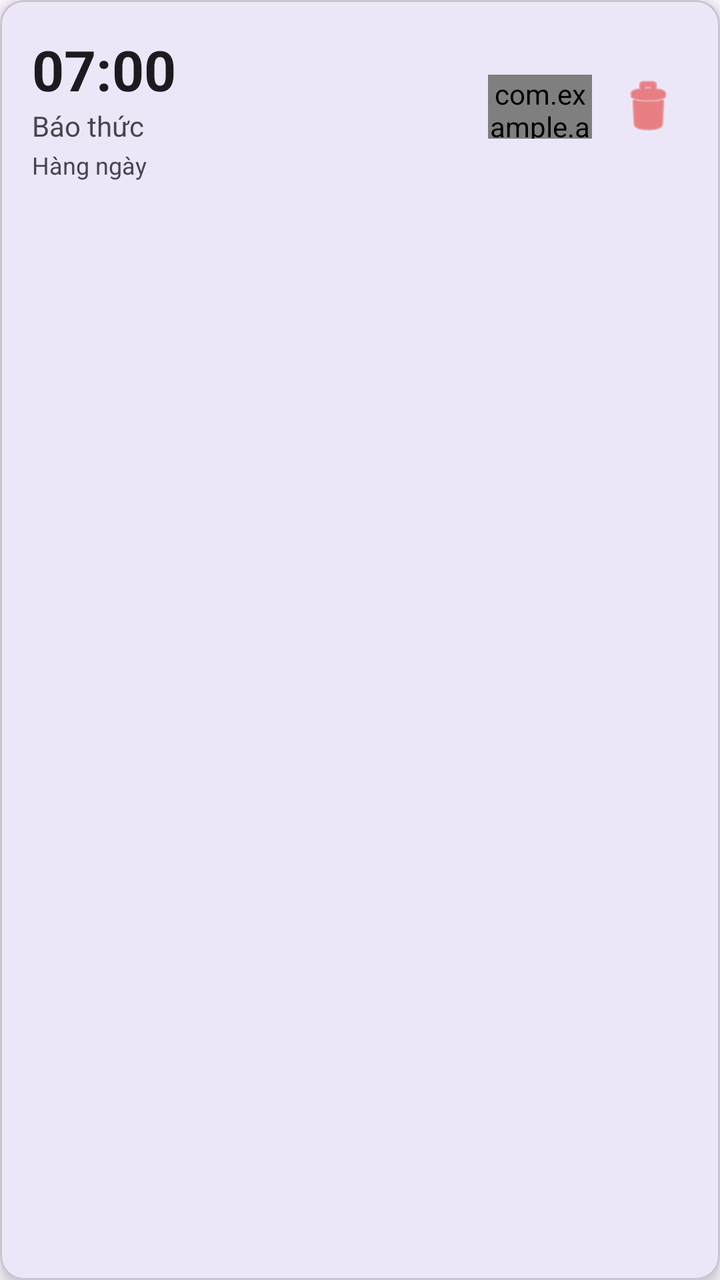
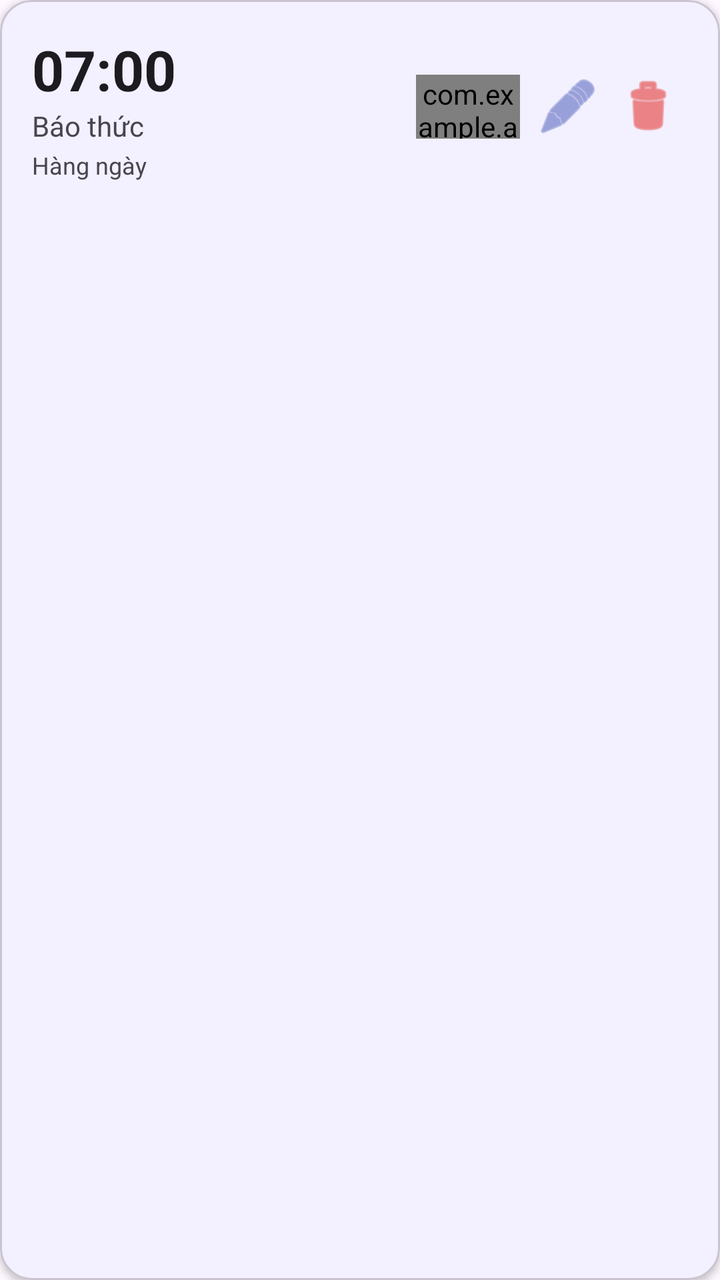

An Android layout rendered at two revisions. The XML below is the earlier revision; the diff shows what the commit changed to produce the second picture.
<!-- AndroidManifest.xml: application theme Theme.AlarmClock -->
<!-- res/layout/item_alarm.xml -->
<?xml version="1.0" encoding="utf-8"?>
<com.google.android.material.card.MaterialCardView
    xmlns:android="http://schemas.android.com/apk/res/android"
    xmlns:app="http://schemas.android.com/apk/res-auto"
    android:layout_width="match_parent"
    android:layout_height="wrap_content"
    android:layout_marginBottom="12dp"
    app:cardElevation="4dp"
    app:cardCornerRadius="12dp">

    <LinearLayout
        android:layout_width="match_parent"
        android:layout_height="wrap_content"
        android:orientation="horizontal"
        android:padding="16dp"
        android:gravity="center_vertical">

        <LinearLayout
            android:layout_width="0dp"
            android:layout_height="wrap_content"
            android:layout_weight="1"
            android:orientation="vertical">

            <TextView
                android:id="@+id/tvTime"
                android:layout_width="wrap_content"
                android:layout_height="wrap_content"
                android:text="07:00"
                android:textSize="28sp"
                android:textStyle="bold"
                android:textColor="?android:attr/textColorPrimary" />

            <TextView
                android:id="@+id/tvLabel"
                android:layout_width="wrap_content"
                android:layout_height="wrap_content"
                android:text="Báo thức"
                android:textSize="14sp"
                android:textColor="?android:attr/textColorSecondary" />

            <TextView
                android:id="@+id/tvRepeat"
                android:layout_width="wrap_content"
                android:layout_height="wrap_content"
                android:text="Hàng ngày"
                android:textSize="12sp"
                android:textColor="?android:attr/textColorTertiary"
                android:layout_marginTop="2dp" />
        </LinearLayout>

        <com.example.alarmclock.LoadSwitchView
            android:id="@+id/switchEnabled"
            android:layout_width="52dp"
            android:layout_height="32dp"
            android:layout_marginEnd="8dp" />

        <ImageButton
            android:id="@+id/btnDelete"
            android:layout_width="40dp"
            android:layout_height="40dp"
            android:src="@android:drawable/ic_menu_delete"
            android:background="?attr/selectableItemBackgroundBorderless"
            app:tint="#E53935" />
    </LinearLayout>
</com.google.android.material.card.MaterialCardView>
<!-- resources referenced by this layout -->
<resources>
  <style name="Theme.AlarmClock" parent="Theme.Material3.DayNight.NoActionBar">
          <item name="colorPrimary">#3F51B5</item>
          <item name="colorPrimaryVariant">#303F9F</item>
          <item name="colorOnPrimary">@android:color/white</item>
          <item name="colorSecondary">#FF4081</item>
          <item name="android:windowAnimationStyle">@style/WindowFadeThrough</item>
      </style>
  <style name="WindowFadeThrough">
          <item name="android:activityOpenEnterAnimation">@anim/fade_through_enter</item>
          <item name="android:activityOpenExitAnimation">@anim/fade_through_exit</item>
          <item name="android:activityCloseEnterAnimation">@anim/fade_through_enter</item>
          <item name="android:activityCloseExitAnimation">@anim/fade_through_exit</item>
      </style>
</resources>

<!-- the commit's change to res/layout/item_alarm.xml (unified diff, before → after) -->
@@ -5,8 +5,9 @@
     android:layout_width="match_parent"
     android:layout_height="wrap_content"
     android:layout_marginBottom="12dp"
-    app:cardElevation="4dp"
-    app:cardCornerRadius="12dp">
+    app:cardElevation="2dp"
+    app:cardCornerRadius="16dp"
+    app:cardBackgroundColor="#F3F0FF">
 
     <LinearLayout
         android:layout_width="match_parent"
@@ -52,7 +53,16 @@
             android:id="@+id/switchEnabled"
             android:layout_width="52dp"
             android:layout_height="32dp"
-            android:layout_marginEnd="8dp" />
+            android:layout_marginEnd="4dp" />
+
+        <ImageButton
+            android:id="@+id/btnEdit"
+            android:layout_width="40dp"
+            android:layout_height="40dp"
+            android:src="@android:drawable/ic_menu_edit"
+            android:background="?attr/selectableItemBackgroundBorderless"
+            android:contentDescription="Sửa"
+            app:tint="#5C6BC0" />
 
         <ImageButton
             android:id="@+id/btnDelete"
@@ -60,6 +70,7 @@
             android:layout_height="40dp"
             android:src="@android:drawable/ic_menu_delete"
             android:background="?attr/selectableItemBackgroundBorderless"
+            android:contentDescription="Xóa"
             app:tint="#E53935" />
     </LinearLayout>
 </com.google.android.material.card.MaterialCardView>
